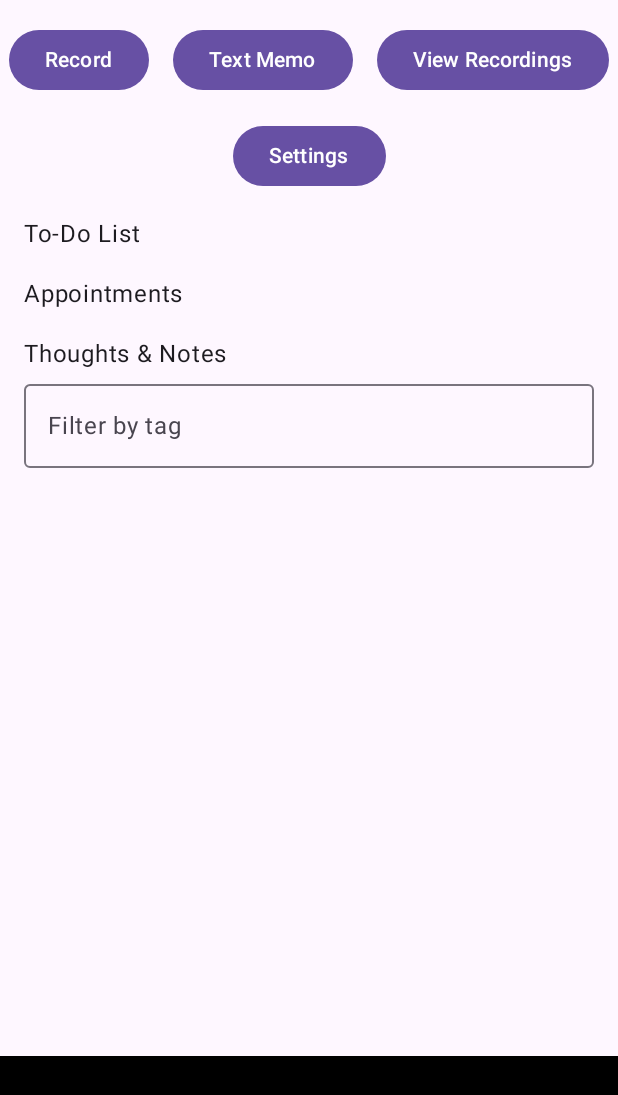
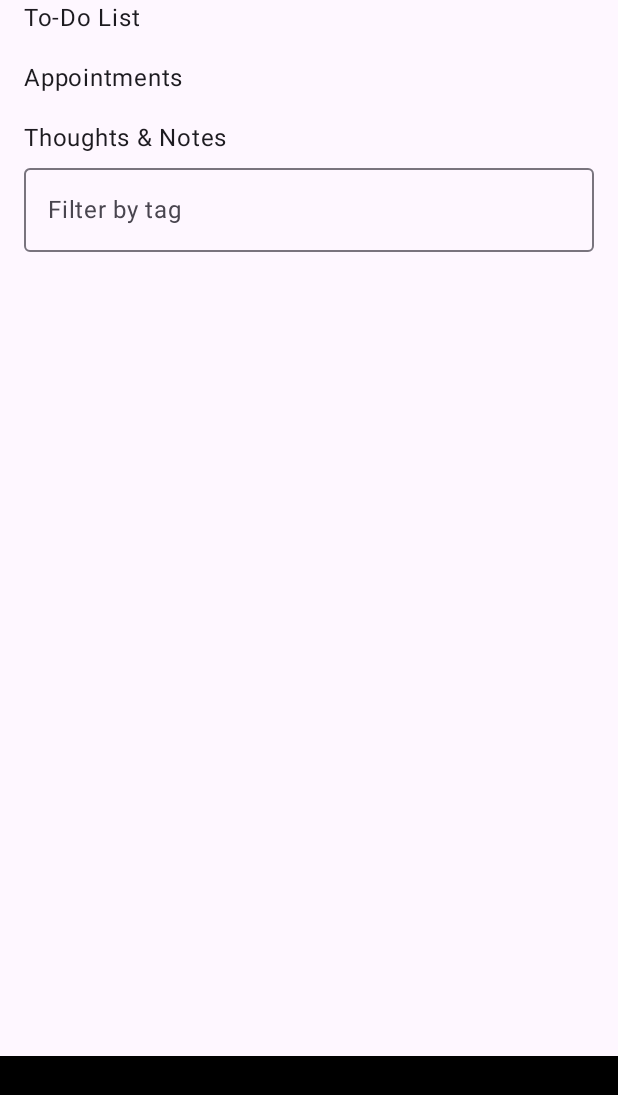
Before and after one commit to fcrescio/Diana, an Android app built with Jetpack Compose: the composable NotesListScreen called with empty values, on a phone screen of 412 x 824 dp. Shown: the top 1095 px of the screen. Run offline under Robolectric (Android 15) with nearby library versions, the phone set to English and light mode, and no system bars.

Commit message:
Add navigation bar for memo actions

```diff
--- a/app/build.gradle
+++ b/app/build.gradle
@@ -48,6 +48,7 @@ dependencies {
     implementation 'androidx.core:core-ktx:1.12.0'
     implementation 'androidx.activity:activity-compose:1.8.2'
     implementation "androidx.compose.ui:ui:$compose_ui_version"
+    implementation "androidx.compose.material:material-icons-extended:$compose_ui_version"
     implementation "androidx.compose.material3:material3:1.2.1"
     implementation 'com.google.android.material:material:1.12.0'
     implementation 'org.jetbrains.kotlinx:kotlinx-coroutines-android:1.7.3'
--- a/app/src/main/java/li/crescio/penates/diana/ui/NotesListScreen.kt
+++ b/app/src/main/java/li/crescio/penates/diana/ui/NotesListScreen.kt
@@ -1,6 +1,5 @@
 package li.crescio.penates.diana.ui
 
-import androidx.compose.foundation.layout.ExperimentalLayoutApi
 import androidx.compose.foundation.layout.*
 import androidx.compose.foundation.lazy.LazyColumn
 import androidx.compose.material3.*
@@ -15,33 +14,17 @@ import li.crescio.penates.diana.llm.Appointment
 import li.crescio.penates.diana.notes.StructuredNote
 import java.time.OffsetDateTime
 import java.time.format.DateTimeFormatter
-@OptIn(ExperimentalLayoutApi::class)
+
 @Composable
 fun NotesListScreen(
     todoItems: List<TodoItem>,
     appointments: List<Appointment>,
     notes: List<StructuredNote>,
     logs: List<String>,
-    onRecord: () -> Unit,
-    onViewRecordings: () -> Unit,
-    onAddMemo: () -> Unit,
-    onSettings: () -> Unit,
+    modifier: Modifier = Modifier,
     onTodoCheckedChange: (TodoItem, Boolean) -> Unit,
 ) {
-    Column(modifier = Modifier.fillMaxSize()) {
-        FlowRow(
-            modifier = Modifier
-                .fillMaxWidth()
-                .padding(vertical = 16.dp),
-            horizontalArrangement = Arrangement.spacedBy(16.dp, Alignment.CenterHorizontally),
-            verticalArrangement = Arrangement.spacedBy(16.dp)
-        ) {
-            Button(onClick = onRecord) { Text(stringResource(R.string.record)) }
-            Button(onClick = onAddMemo) { Text(stringResource(R.string.text_memo)) }
-            Button(onClick = onViewRecordings) { Text(stringResource(R.string.view_recordings)) }
-            Button(onClick = onSettings) { Text(stringResource(R.string.settings)) }
-        }
-
+    Column(modifier = modifier.fillMaxSize()) {
         LazyColumn(
             modifier = Modifier
                 .weight(1f)
```
Also changed, not shown: app/src/main/java/li/crescio/penates/diana/MainActivity.kt (+65 -5 lines).
